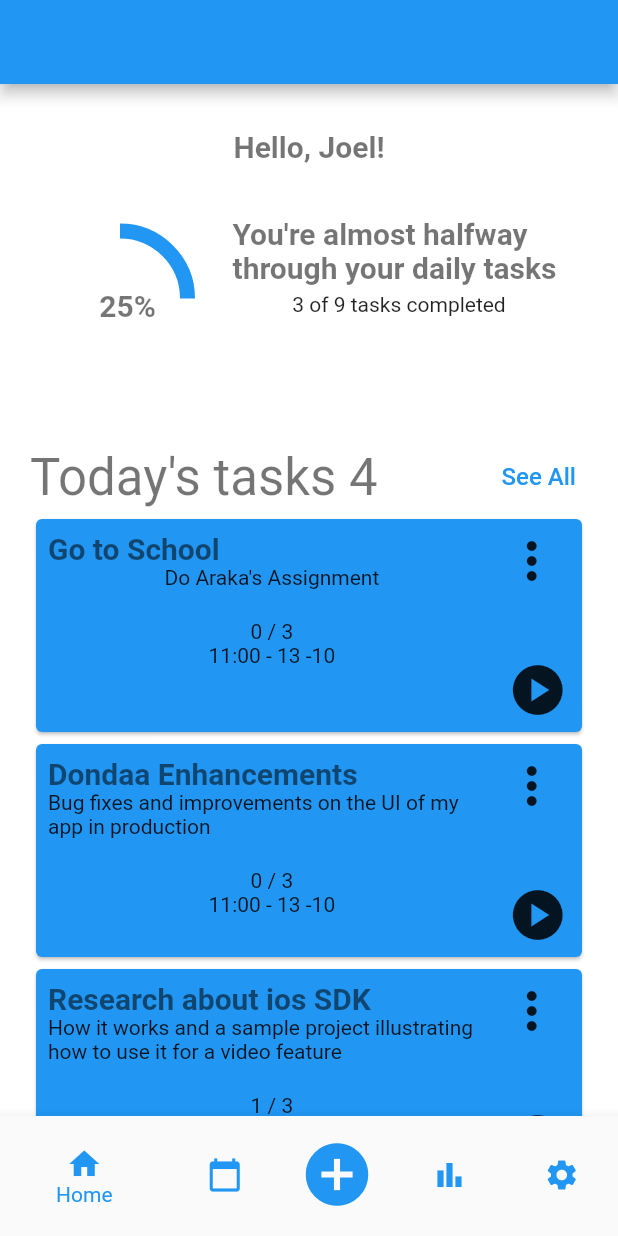
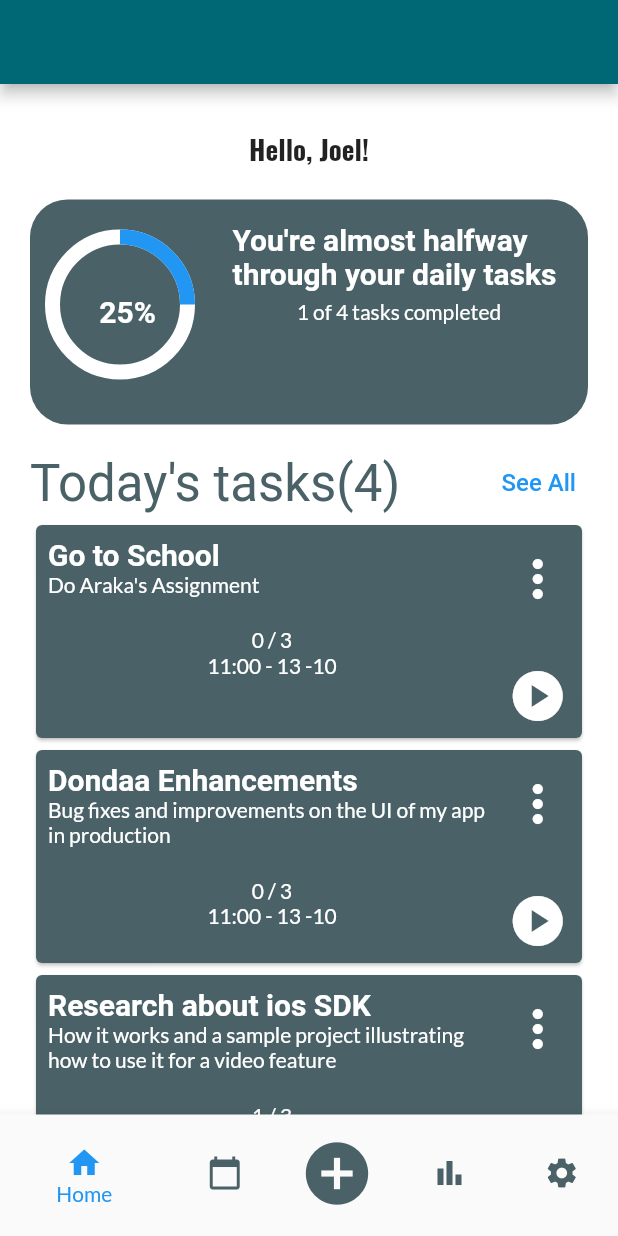
Before and after one commit to chotixity/TODO, a Flutter app: the screen it shows after launch, on a phone screen of 412 x 824 dp. Run offline on Flutter 3.47's test engine with Material 2 defaults, Android fonts, the phone set to English and light mode, and no system bars; our stand-ins replace fl_chart, google_fonts, sqflite; accounts and stored records are empty.

Commit message:
fixed some theming issues

```diff
--- a/lib/main.dart
+++ b/lib/main.dart
@@ -1,4 +1,5 @@
 import 'package:flutter/material.dart';
+import 'package:google_fonts/google_fonts.dart';
 import 'package:provider/provider.dart';
 import 'package:todo_app/provider/tasks.dart';
 
@@ -22,10 +23,14 @@ class MyApp extends StatelessWidget {
         title: 'Flutter Demo',
         theme: ThemeData(
             scaffoldBackgroundColor: Colors.white,
-            textTheme: const TextTheme(
+            textTheme: TextTheme(
               displayMedium:
-                  TextStyle(fontSize: 20, fontWeight: FontWeight.bold),
-            )),
+                  const TextStyle(fontSize: 20, fontWeight: FontWeight.bold),
+              titleLarge:
+                  GoogleFonts.oswald(fontSize: 18, fontWeight: FontWeight.w700),
+              bodyMedium: GoogleFonts.lato(),
+            ),
+            colorScheme: ColorScheme.fromSeed(seedColor: Colors.white)),
         darkTheme: darkTheme,
         home: const BottomBar(),
       ),
--- a/lib/screens/home.dart
+++ b/lib/screens/home.dart
@@ -47,7 +47,7 @@ class _HomeState extends State<Home> {
                 children: [
                   Text(
                     'Hello, Joel!',
-                    style: Theme.of(context).textTheme.displayMedium,
+                    style: Theme.of(context).textTheme.titleLarge,
                   ),
                   const SizedBox(
                     height: 20,
@@ -60,8 +60,12 @@ class _HomeState extends State<Home> {
                     mainAxisAlignment: MainAxisAlignment.spaceBetween,
                     children: [
                       Text(
-                        'Today\'s tasks ${provider.tasks.length}',
-                        style: Theme.of(context).textTheme.headlineMedium,
+                        'Today\'s tasks(${provider.tasks.length})',
+                        style: Theme.of(context)
+                            .textTheme
+                            .headlineMedium!
+                            .copyWith(
+                                color: Theme.of(context).colorScheme.secondary),
                       ),
                       TextButton(
                         onPressed: () {},
@@ -117,11 +121,12 @@ class TaskProgress extends StatelessWidget {
   @override
   Widget build(BuildContext context) {
     final theme = Theme.of(context);
+    final provider = Provider.of<Tasks>(context);
     return Container(
       height: 150,
       padding: const EdgeInsets.all(15),
       decoration: BoxDecoration(
-        //color: Theme.of(context).colorScheme.secondary,
+        color: Theme.of(context).colorScheme.secondary,
         borderRadius: BorderRadius.circular(25),
       ),
       child: Row(
@@ -134,14 +139,17 @@ class TaskProgress extends StatelessWidget {
                 Center(
                     child: Text(
                   '${(progress * 100).round()}%',
-                  style: Theme.of(context).textTheme.displayMedium,
+                  style: Theme.of(context)
+                      .textTheme
+                      .displayMedium!
+                      .copyWith(color: theme.colorScheme.onPrimary),
                 )),
                 SizedBox(
                   height: 90,
                   width: 90,
                   child: CircularProgressIndicator(
                     //backgroundColor: theme.colorScheme.primary,
-                    color: Colors.white,
+                    backgroundColor: Theme.of(context).scaffoldBackgroundColor,
                     value: progress,
                     strokeWidth: 10,
                     valueColor:
@@ -162,14 +170,16 @@ class TaskProgress extends StatelessWidget {
                 children: [
                   Text(
                     'You\'re almost halfway through your daily tasks',
-                    style: theme.textTheme.displayMedium,
+                    style: theme.textTheme.displayMedium!
+                        .copyWith(color: theme.colorScheme.onPrimary),
                   ),
                   const SizedBox(
                     height: 5,
                   ),
                   Text(
-                    '3 of 9 tasks completed',
-                    style: theme.textTheme.bodyMedium,
+                    '${provider.tasks.where((task) => task.completed == true).length} of ${provider.tasks.length} tasks completed',
+                    style: theme.textTheme.bodyMedium!
+                        .copyWith(color: theme.colorScheme.onPrimary),
                   ),
                 ],
               ),
--- a/lib/widgets/tile.dart
+++ b/lib/widgets/tile.dart
@@ -33,19 +33,40 @@ class Tile extends StatelessWidget {
                         alignment: Alignment.topLeft,
                         child: Text(
                           title,
-                          style: Theme.of(context).textTheme.displayMedium,
+                          style: Theme.of(context)
+                              .textTheme
+                              .displayMedium!
+                              .copyWith(
+                                color: Theme.of(context).colorScheme.onPrimary,
+                              ),
                         ),
                       ),
-                      Text(
-                        description,
-                        maxLines: 2,
-                        style: Theme.of(context).textTheme.bodyMedium,
+                      Align(
+                        alignment: Alignment.centerLeft,
+                        child: Text(
+                          description,
+                          maxLines: 2,
+                          style: Theme.of(context)
+                              .textTheme
+                              .bodyMedium!
+                              .copyWith(
+                                color: Theme.of(context).colorScheme.onPrimary,
+                              ),
+                        ),
                       ),
                       const SizedBox(
                         height: 20,
                       ),
-                      Text(completedSessions.toString()),
-                      Text(time)
+                      Text(
+                        completedSessions.toString(),
+                        style: Theme.of(context).textTheme.bodyMedium!.copyWith(
+                            color: Theme.of(context).colorScheme.onPrimary),
+                      ),
+                      Text(
+                        time,
+                        style: Theme.of(context).textTheme.bodyMedium!.copyWith(
+                            color: Theme.of(context).colorScheme.onPrimary),
+                      )
                     ],
                   ),
                 ),
@@ -54,26 +75,58 @@ class Tile extends StatelessWidget {
                 child: Column(
                   mainAxisAlignment: MainAxisAlignment.spaceBetween,
                   children: [
-                    const Icon(
-                      Icons.more_vert,
-                      size: 40,
-                    ),
                     IconButton(
                       onPressed: () {
                         showBottomSheet(
                           context: context,
                           builder: (context) {
-                            return const Column(
-                              children: [
-                                ListTile(),
-                              ],
+                            return SizedBox(
+                              height: 300,
+                              child: Column(
+                                children: [
+                                  const ListTile(
+                                    leading: Icon(Icons.edit),
+                                    title: Text('Edit Task'),
+                                  ),
+                                  const ListTile(
+                                    leading: Icon(Icons.edit_calendar),
+                                    title: Text('Push to Tomorrow'),
+                                  ),
+                                  const ListTile(
+                                    leading: Icon(Icons.done),
+                                    title: Text('Mark as Completed'),
+                                  ),
+                                  const ListTile(
+                                    leading: Icon(Icons.delete),
+                                    title: Text('Delete Task'),
+                                  ),
+                                  InkWell(
+                                    onTap: () {
+                                      Navigator.of(context).pop();
+                                    },
+                                    child: const ListTile(
+                                      leading: Icon(Icons.cancel),
+                                      title: Text('cancel'),
+                                    ),
+                                  ),
+                                ],
+                              ),
                             );
                           },
                         );
                       },
-                      icon: const Icon(
+                      icon: Icon(
+                        Icons.more_vert,
+                        size: 40,
+                        color: Theme.of(context).colorScheme.onPrimary,
+                      ),
+                    ),
+                    IconButton(
+                      onPressed: () {},
+                      icon: Icon(
                         Icons.play_circle,
                         size: 40,
+                        color: Theme.of(context).colorScheme.onPrimary,
                       ),
                     )
                   ],
```
